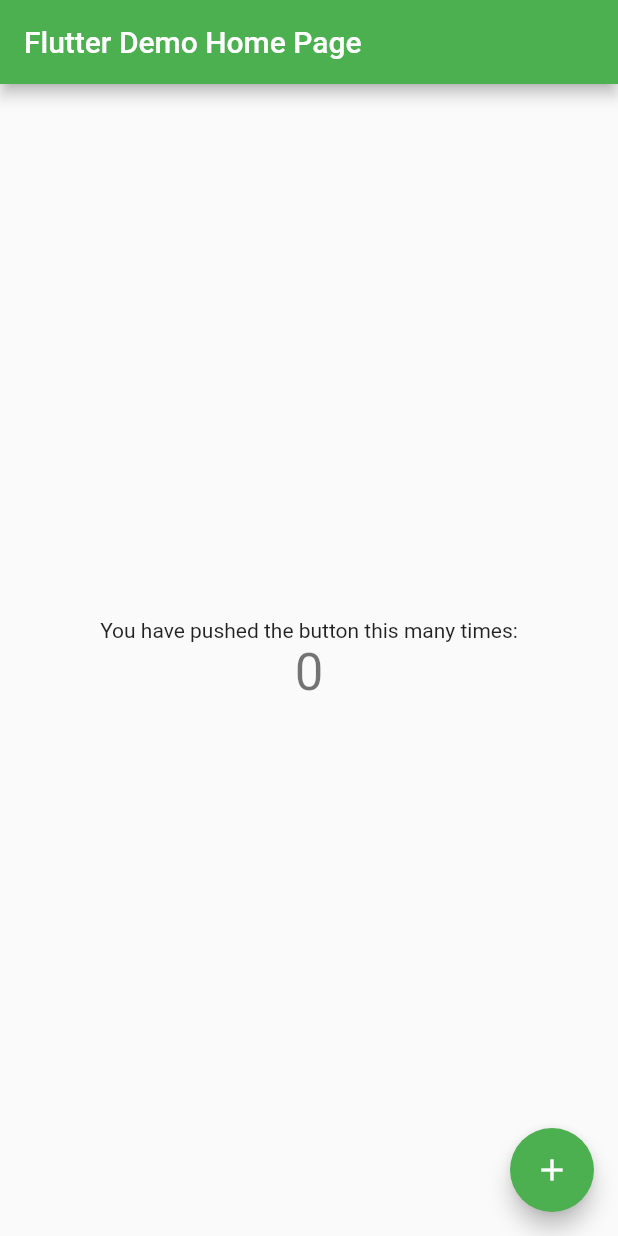
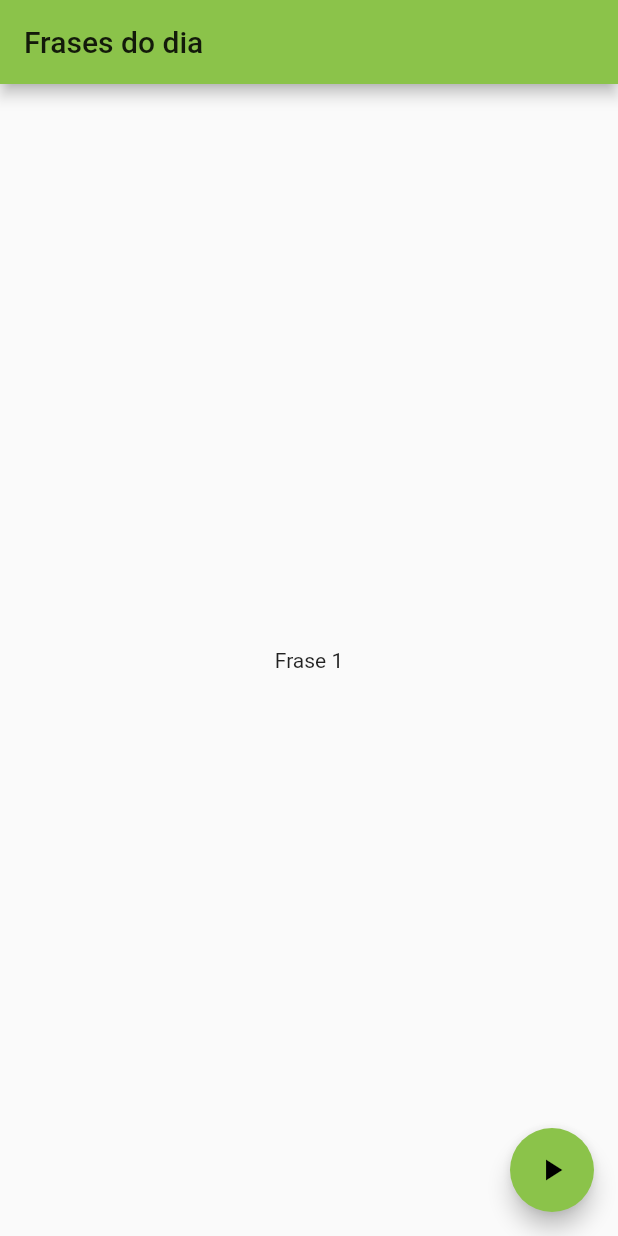
Before and after one commit to Yassunaga/Flutter-course, a Flutter app: the screen it shows after launch, on a phone screen of 412 x 824 dp. Run offline on Flutter 3.47's test engine with Material 2 defaults, Android fonts, the phone set to English and light mode, and no system bars.

Commit message:
Adição de projeto de frases do dia

```diff
--- a/udemy_flutter/lib/main.dart
+++ b/udemy_flutter/lib/main.dart
@@ -1,3 +1,5 @@
+import 'dart:math';
+
 import 'package:flutter/material.dart';
 
 void main() => runApp(MyApp());
@@ -9,34 +11,15 @@ class MyApp extends StatelessWidget {
     return MaterialApp(
       title: 'Flutter Demo',
       theme: ThemeData(
-        // This is the theme of your application.
-        //
-        // Try running your application with "flutter run". You'll see the
-        // application has a blue toolbar. Then, without quitting the app, try
-        // changing the primarySwatch below to Colors.green and then invoke
-        // "hot reload" (press "r" in the console where you ran "flutter run",
-        // or simply save your changes to "hot reload" in a Flutter IDE).
-        // Notice that the counter didn't reset back to zero; the application
-        // is not restarted.
-        primarySwatch: Colors.green,
+        primarySwatch: Colors.lightGreen,
       ),
-      home: MyHomePage(title: 'Flutter Demo Home Page'),
+      home: MyHomePage(title: 'Frases do dia'),
     );
   }
 }
 
 class MyHomePage extends StatefulWidget {
   MyHomePage({Key key, this.title}) : super(key: key);
-
-  // This widget is the home page of your application. It is stateful, meaning
-  // that it has a State object (defined below) that contains fields that affect
-  // how it looks.
-
-  // This class is the configuration for the state. It holds the values (in this
-  // case the title) provided by the parent (in this case the App widget) and
-  // used by the build method of the State. Fields in a Widget subclass are
-  // always marked "final".
-
   final String title;
 
   @override
@@ -44,59 +27,32 @@ class MyHomePage extends StatefulWidget {
 }
 
 class _MyHomePageState extends State<MyHomePage> {
-  int _counter = 0;
+  int _numeroAleatorio = 0;
+  List _frases = [
+    'Frase 1',
+    'Frase 2',
+    'Frase 3',
+    'Frase 4'
+  ];
 
   void _incrementCounter() {
     setState(() {
-      // This call to setState tells the Flutter framework that something has
-      // changed in this State, which causes it to rerun the build method below
-      // so that the display can reflect the updated values. If we changed
-      // _counter without calling setState(), then the build method would not be
-      // called again, and so nothing would appear to happen.
-      _counter++;
+      _numeroAleatorio = new Random().nextInt(4);
     });
   }
 
   @override
   Widget build(BuildContext context) {
-    // This method is rerun every time setState is called, for instance as done
-    // by the _incrementCounter method above.
-    //
-    // The Flutter framework has been optimized to make rerunning build methods
-    // fast, so that you can just rebuild anything that needs updating rather
-    // than having to individually change instances of widgets.
     return Scaffold(
       appBar: AppBar(
-        // Here we take the value from the MyHomePage object that was created by
-        // the App.build method, and use it to set our appbar title.
         title: Text(widget.title),
       ),
       body: Center(
-        // Center is a layout widget. It takes a single child and positions it
-        // in the middle of the parent.
         child: Column(
-          // Column is also layout widget. It takes a list of children and
-          // arranges them vertically. By default, it sizes itself to fit its
-          // children horizontally, and tries to be as tall as its parent.
-          //
-          // Invoke "debug painting" (press "p" in the console, choose the
-          // "Toggle Debug Paint" action from the Flutter Inspector in Android
-          // Studio, or the "Toggle Debug Paint" command in Visual Studio Code)
-          // to see the wireframe for each widget.
-          //
-          // Column has various properties to control how it sizes itself and
-          // how it positions its children. Here we use mainAxisAlignment to
-          // center the children vertically; the main axis here is the vertical
-          // axis because Columns are vertical (the cross axis would be
-          // horizontal).
           mainAxisAlignment: MainAxisAlignment.center,
           children: <Widget>[
             Text(
-              'You have pushed the button this many times:',
-            ),
-            Text(
-              '$_counter',
-              style: Theme.of(context).textTheme.display1,
+              _frases[_numeroAleatorio],
             ),
           ],
         ),
@@ -104,7 +60,7 @@ class _MyHomePageState extends State<MyHomePage> {
       floatingActionButton: FloatingActionButton(
         onPressed: _incrementCounter,
         tooltip: 'Increment',
-        child: Icon(Icons.add),
+        child: Icon(Icons.play_arrow),
       ), // This trailing comma makes auto-formatting nicer for build methods.
     );
   }
```
Also changed, not shown: frases_do_dia/lib/main.dart (added, +30 -0 lines), frases_do_dia/pubspec.yaml (added, +72 -0 lines), 54 other files.
